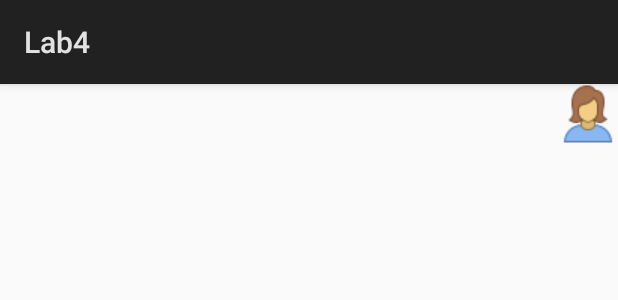
After one commit to Smilesli/CST2335_GUI, an Android app: the layout chat_row_incoming.xml on its own in the app's theme, with its tools: preview values and no code run, on a phone screen of 412 x 824 dp. The commit adds this screen. Shown: the top 300 px of the screen. Run offline under Robolectric (Android 15) with nearby library versions, the phone set to English and light mode, and no system bars.

Commit message:
Finished lab 4

```diff
--- a/app/build.gradle
+++ b/app/build.gradle
@@ -21,6 +21,7 @@ android {
 dependencies {
     implementation fileTree(dir: 'libs', include: ['*.jar'])
     implementation 'com.android.support.constraint:constraint-layout:1.1.3'
+    implementation 'com.android.support:appcompat-v7:28.0.0'
     testImplementation 'junit:junit:4.12'
     androidTestImplementation 'com.android.support.test:runner:1.0.2'
     androidTestImplementation 'com.android.support.test.espresso:espresso-core:3.0.2'
--- a/app/src/main/res/layout/activity_start.xml
+++ b/app/src/main/res/layout/activity_start.xml
@@ -22,4 +22,10 @@
         android:layout_height="wrap_content"
         android:text="@string/ButtonText"/>
 
+    <Button
+        android:id="@+id/button2"
+        android:layout_width="match_parent"
+        android:layout_height="wrap_content"
+        android:text="@string/ButtonStartChat" />
+
 </LinearLayout>
--- /dev/null
+++ b/app/src/main/res/layout/chat_row_incoming.xml
@@ -0,0 +1,27 @@
+<?xml version="1.0" encoding="utf-8"?>
+<LinearLayout xmlns:android="http://schemas.android.com/apk/res/android"
+    xmlns:tools="http://schemas.android.com/tools"
+    android:orientation="horizontal" android:layout_width="match_parent"
+    android:layout_height="match_parent">
+
+
+    <TextView
+        android:id="@+id/message_text"
+        android:layout_width="wrap_content"
+        android:layout_height="wrap_content"
+        android:layout_gravity="right"
+        android:layout_weight="1"
+        android:textSize="25dp"
+        tools:lineHeight="@android:dimen/app_icon_size"></TextView>
+
+
+    <ImageView
+        android:id="@+id/icon"
+        android:layout_width="wrap_content"
+        android:layout_height="wrap_content"
+        android:layout_gravity="left"
+        android:layout_weight="0"
+        android:src="@drawable/row_odd" >
+    </ImageView>
+
+</LinearLayout>
--- a/app/src/main/res/values/strings.xml
+++ b/app/src/main/res/values/strings.xml
@@ -6,4 +6,6 @@
     <string name="dialog_message">Do you want to finish this activity?</string>
     <string name="dialog_title">Warning!</string>
     <string name="ButtonText">I\'m a button</string>
+    <string name="ButtonStartChat">Start Chat</string>
+    <string name="Buttonsend">Send</string>
 </resources>
```
Also changed, not shown: app/src/main/AndroidManifest.xml (+10 -3 lines), app/src/main/java/com/example/yueli/androidlabs/ChatWindowActivity.java (added, +87 -0 lines), app/src/main/java/com/example/yueli/androidlabs/StartActivity.java (+12 -1 lines), app/src/main/res/layout/activity_chat_window.xml (added, +36 -0 lines), app/src/main/res/layout/chat_row_outgoing.xml (added, +22 -0 lines), app/src/main/res/drawable/row_even.png (added), app/src/main/res/drawable/row_odd.png (added), 1 other file.
